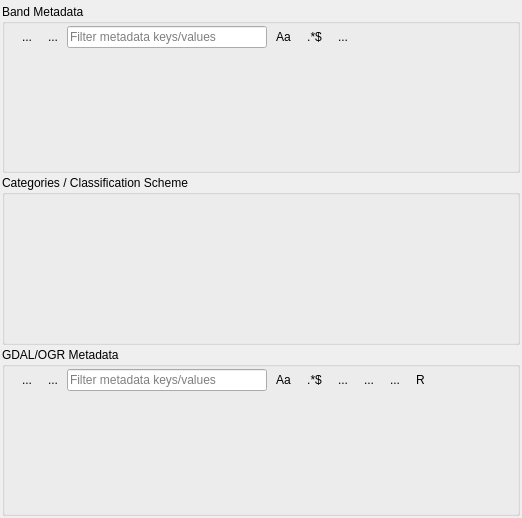
First picture: the form in qps/ui/gdalmetadatamodelwidget.ui, repository EnMAP-Box/qgispluginsupport, before the edit.
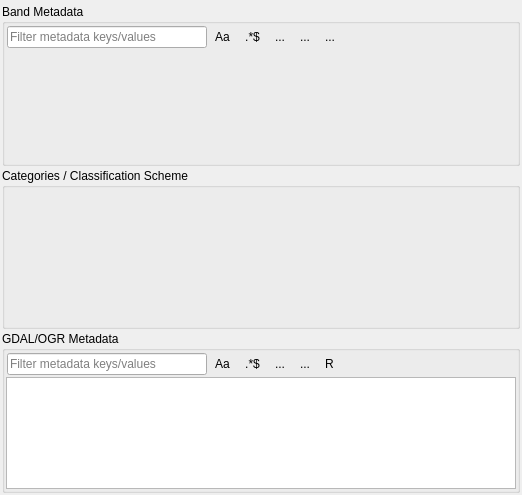
Second picture: the form after the edit. Icons and pictures are not drawn. Custom widgets are drawn as their Qt base class.

Commit message: refactored GDALMetadataModel to speedup loading in GDALMetadataModelConfigWidget added GDALMetadataItem

What changed in the file:
```diff
--- a/qps/ui/gdalmetadatamodelwidget.ui
+++ b/qps/ui/gdalmetadatamodelwidget.ui
@@ -7,7 +7,7 @@
     <x>0</x>
     <y>0</y>
     <width>522</width>
-    <height>518</height>
+    <height>495</height>
    </rect>
   </property>
   <property name="windowTitle">
@@ -80,39 +80,20 @@
        <widget class="QFrame" name="bandButtonFrame">
         <layout class="QHBoxLayout" name="horizontalLayout_2">
          <property name="spacing">
-          <number>2</number>
+          <number>1</number>
+         </property>
+         <property name="leftMargin">
+          <number>1</number>
          </property>
          <property name="topMargin">
           <number>1</number>
          </property>
-         <item>
-          <widget class="QToolButton" name="btnBandTableView">
-           <property name="text">
-            <string>...</string>
-           </property>
-           <property name="icon">
-            <iconset>
-             <normaloff>:/images/themes/default/mActionOpenTable.svg</normaloff>:/images/themes/default/mActionOpenTable.svg</iconset>
-           </property>
-           <property name="autoRaise">
-            <bool>true</bool>
-           </property>
-          </widget>
-         </item>
-         <item>
-          <widget class="QToolButton" name="btnBandFormView">
-           <property name="text">
-            <string>...</string>
-           </property>
-           <property name="icon">
-            <iconset>
-             <normaloff>:/images/themes/default/mActionFormView.svg</normaloff>:/images/themes/default/mActionFormView.svg</iconset>
-           </property>
-           <property name="autoRaise">
-            <bool>true</bool>
-           </property>
-          </widget>
-         </item>
+         <property name="rightMargin">
+          <number>1</number>
+         </property>
+         <property name="bottomMargin">
+          <number>1</number>
+         </property>
          <item>
           <widget class="QgsFilterLineEdit" name="tbBandFilter">
            <property name="minimumSize">
@@ -155,6 +136,34 @@
            </property>
           </widget>
          </item>
+         <item>
+          <widget class="QToolButton" name="btnBandTableView">
+           <property name="text">
+            <string>...</string>
+           </property>
+           <property name="icon">
+            <iconset>
+             <normaloff>:/images/themes/default/mActionOpenTable.svg</normaloff>:/images/themes/default/mActionOpenTable.svg</iconset>
+           </property>
+           <property name="autoRaise">
+            <bool>true</bool>
+           </property>
+          </widget>
+         </item>
+         <item>
+          <widget class="QToolButton" name="btnBandFormView">
+           <property name="text">
+            <string>...</string>
+           </property>
+           <property name="icon">
+            <iconset>
+             <normaloff>:/images/themes/default/mActionFormView.svg</normaloff>:/images/themes/default/mActionFormView.svg</iconset>
+           </property>
+           <property name="autoRaise">
+            <bool>true</bool>
+           </property>
+          </widget>
+         </item>
          <item>
           <widget class="QToolButton" name="btnBandCalculator">
            <property name="text">
@@ -176,8 +185,8 @@
            </property>
            <property name="sizeHint" stdset="0">
             <size>
-             <width>40</width>
-             <height>20</height>
+             <width>0</width>
+             <height>0</height>
             </size>
            </property>
           </spacer>
@@ -280,39 +289,20 @@
        <widget class="QFrame" name="buttonFrame">
         <layout class="QHBoxLayout" name="horizontalLayout">
          <property name="spacing">
-          <number>2</number>
+          <number>1</number>
+         </property>
+         <property name="leftMargin">
+          <number>1</number>
          </property>
          <property name="topMargin">
           <number>1</number>
          </property>
-         <item>
-          <widget class="QToolButton" name="btnTableView">
-           <property name="text">
-            <string>...</string>
-           </property>
-           <property name="icon">
-            <iconset>
-             <normaloff>:/images/themes/default/mActionOpenTable.svg</normaloff>:/images/themes/default/mActionOpenTable.svg</iconset>
-           </property>
-           <property name="autoRaise">
-            <bool>true</bool>
-           </property>
-          </widget>
-         </item>
-         <item>
-          <widget class="QToolButton" name="btnFormView">
-           <property name="text">
-            <string>...</string>
-           </property>
-           <property name="icon">
-            <iconset>
-             <normaloff>:/images/themes/default/mActionFormView.svg</normaloff>:/images/themes/default/mActionFormView.svg</iconset>
-           </property>
-           <property name="autoRaise">
-            <bool>true</bool>
-           </property>
-          </widget>
-         </item>
+         <property name="rightMargin">
+          <number>1</number>
+         </property>
+         <property name="bottomMargin">
+          <number>1</number>
+         </property>
          <item>
           <widget class="QgsFilterLineEdit" name="tbFilter">
            <property name="minimumSize">
@@ -355,20 +345,6 @@
            </property>
           </widget>
          </item>
-         <item>
-          <widget class="QToolButton" name="btnCalculator">
-           <property name="text">
-            <string>...</string>
-           </property>
-           <property name="icon">
-            <iconset>
-             <normaloff>:/images/themes/default/mActionCalculateField.svg</normaloff>:/images/themes/default/mActionCalculateField.svg</iconset>
-           </property>
-           <property name="autoRaise">
-            <bool>true</bool>
-           </property>
-          </widget>
-         </item>
          <item>
           <widget class="QToolButton" name="btnAddItem">
            <property name="text">
@@ -414,8 +390,8 @@
            </property>
            <property name="sizeHint" stdset="0">
             <size>
-             <width>40</width>
-             <height>20</height>
+             <width>0</width>
+             <height>0</height>
             </size>
            </property>
           </spacer>
@@ -424,9 +400,16 @@
        </widget>
       </item>
       <item>
-       <widget class="QgsDualView" name="dualView">
-        <widget class="QWidget" name="page_3"/>
-        <widget class="QWidget" name="page_4"/>
+       <widget class="QTableView" name="metadataView">
+        <property name="alternatingRowColors">
+         <bool>true</bool>
+        </property>
+        <property name="sortingEnabled">
+         <bool>true</bool>
+        </property>
+        <attribute name="horizontalHeaderDefaultSectionSize">
+         <number>39</number>
+        </attribute>
        </widget>
       </item>
      </layout>
```
Left out of the diff: 12 changed lines with no effect on the pictures. The commit also changes 2 other files.
